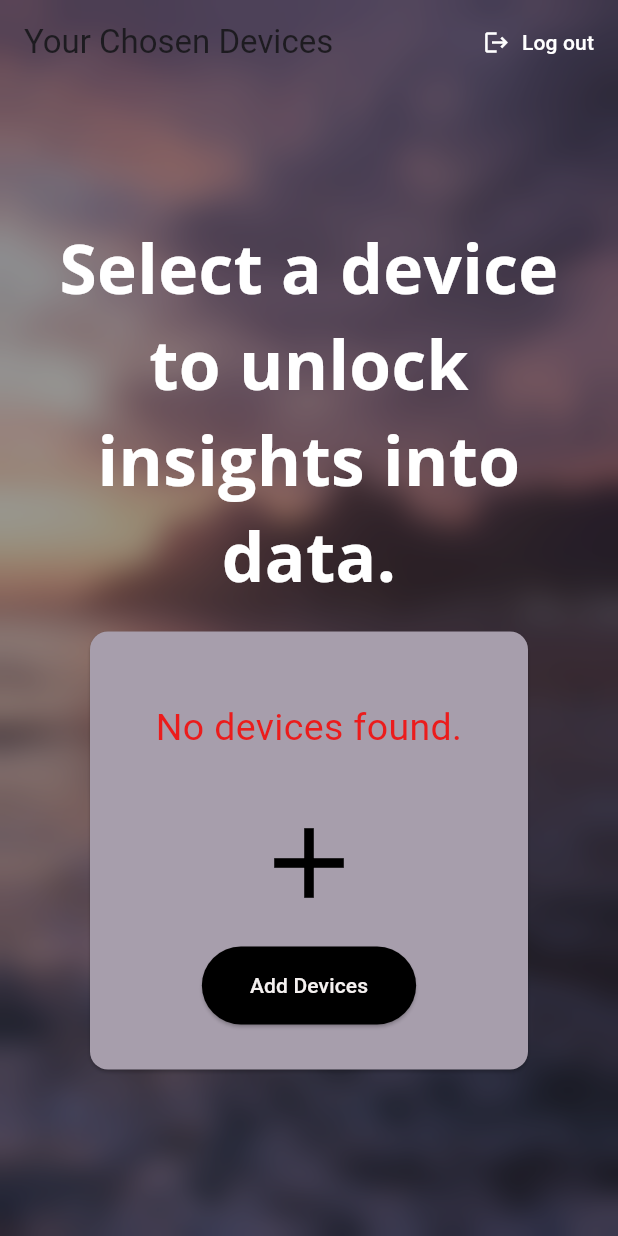
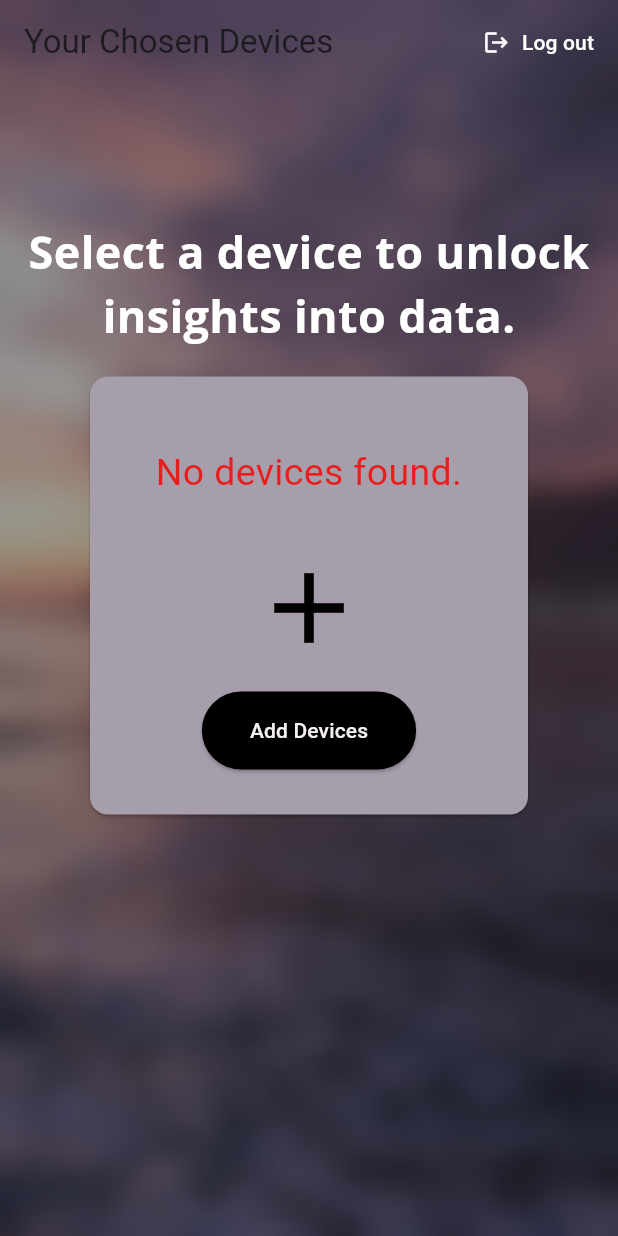
Before and after one commit to SumanKumar891/Cloud_Sense_WebApp, a Flutter app: the DataDisplayPage screen opened directly, on a phone screen of 412 x 824 dp. Run offline on Flutter 3.47's test engine with Material 3 defaults, Android fonts, the phone set to English and light mode, and no system bars; our stand-ins replace csv, email_validator, shared_preferences, syncfusion_flutter_charts; missing offline and left inert: amplify_auth_cognito, amplify_flutter, dart:html, mobile_scanner; accounts and stored records are empty; network calls fail; project files that could hold a hidden picture were left out.

Commit message:
Update DeviceListPage.dart

```diff
--- a/lib/DeviceListPage.dart
+++ b/lib/DeviceListPage.dart
@@ -164,7 +164,10 @@ class _DataDisplayPageState extends State<DataDisplayPage> {
                                 textAlign: TextAlign.center,
                                 style: TextStyle(
                                   fontFamily: 'OpenSans',
-                                  fontSize: 45,
+                                  fontSize:
+                                      MediaQuery.of(context).size.width < 800
+                                          ? 30
+                                          : 45,
                                   fontWeight: FontWeight.bold,
                                   color: Colors.white,
                                 ),
```
